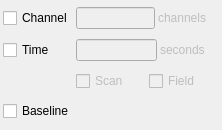
radio-astro/casa, file code/plotms/implement/Gui/PlotMSAveragingWidget.ui: the form before one commit.
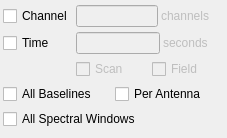
The form after the commit.

```diff
--- a/code/plotms/implement/Gui/PlotMSAveragingWidget.ui
+++ b/code/plotms/implement/Gui/PlotMSAveragingWidget.ui
@@ -5,10 +5,16 @@
    <rect>
     <x>0</x>
     <y>0</y>
-    <width>222</width>
-    <height>130</height>
+    <width>227</width>
+    <height>138</height>
    </rect>
   </property>
+  <property name="sizePolicy" >
+   <sizepolicy vsizetype="Fixed" hsizetype="Preferred" >
+    <horstretch>0</horstretch>
+    <verstretch>0</verstretch>
+   </sizepolicy>
+  </property>
   <property name="windowTitle" >
    <string>Averaging Widget</string>
   </property>
@@ -28,6 +34,9 @@
    <property name="horizontalSpacing" >
     <number>3</number>
    </property>
+   <property name="verticalSpacing" >
+    <number>3</number>
+   </property>
    <item row="0" column="0" >
     <widget class="QCheckBox" name="channel" >
      <property name="text" >
@@ -170,12 +179,30 @@
     </layout>
    </item>
    <item row="3" column="0" colspan="2" >
-    <widget class="QCheckBox" name="baseline" >
-     <property name="enabled" >
-      <bool>true</bool>
+    <layout class="QHBoxLayout" >
+     <property name="spacing" >
+      <number>3</number>
      </property>
+     <item>
+      <widget class="QCheckBox" name="baseline" >
+       <property name="text" >
+        <string>All Baselines</string>
+       </property>
+      </widget>
+     </item>
+     <item>
+      <widget class="QCheckBox" name="antenna" >
+       <property name="text" >
+        <string>Per Antenna</string>
+       </property>
+      </widget>
+     </item>
+    </layout>
+   </item>
+   <item row="4" column="0" colspan="2" >
+    <widget class="QCheckBox" name="spw" >
      <property name="text" >
-      <string>Baseline</string>
+      <string>All Spectral Windows</string>
      </property>
     </widget>
    </item>
```
Left out of the diff: 36 changed lines with no effect on the pictures.
